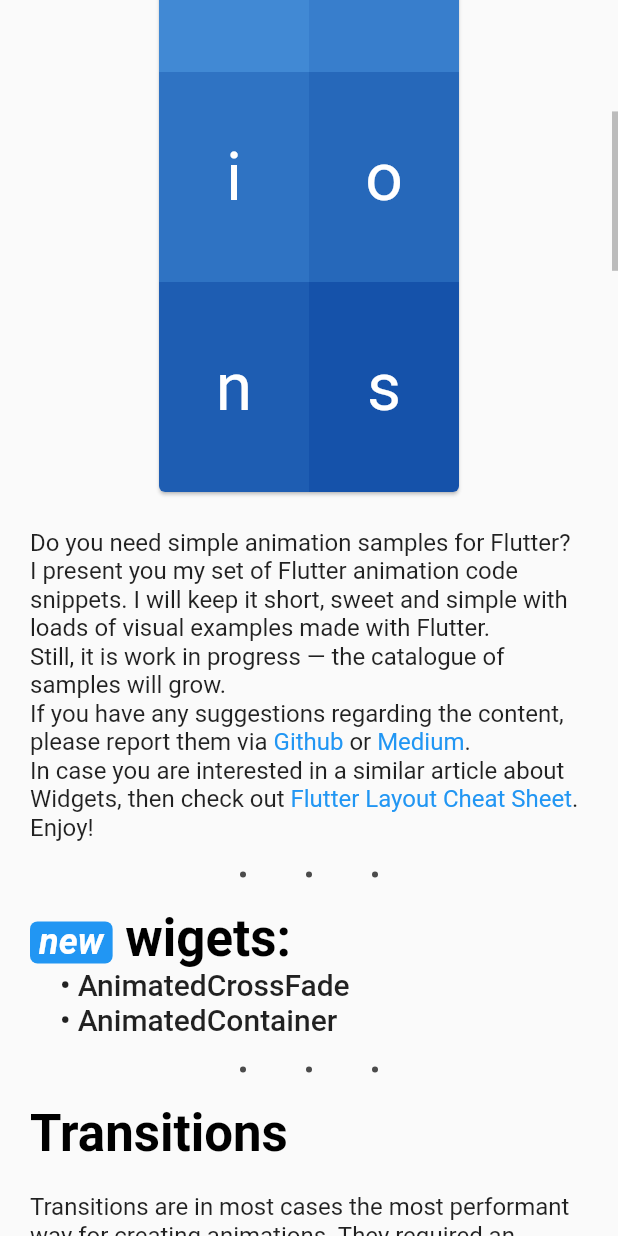
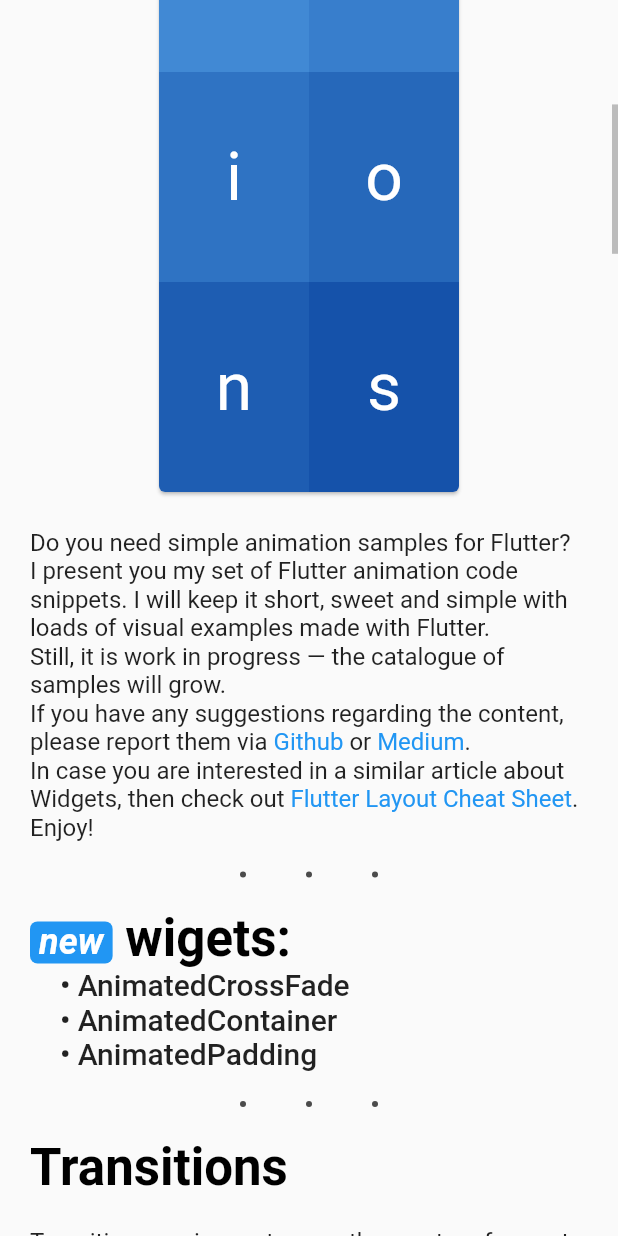
Before and after one commit to tomaszpolanski/flutter-animations, a Flutter app: the screen it shows after launch, scrolled down 576 dp, on a phone screen of 412 x 824 dp. Run offline on Flutter 3.47's test engine with Material 2 defaults, Android fonts, the phone set to English and light mode, and no system bars; missing offline and left inert: dart:html, flutter_web, flutter_web_ui; project files that could hold a hidden picture were left out.

Commit message:
Animated padding (#35)
#32

```diff
--- a/lib/animated_widgets/all_animated_widgets.dart
+++ b/lib/animated_widgets/all_animated_widgets.dart
@@ -1,4 +1,6 @@
 import 'package:animation_cheat_page/animated_widgets/container.dart';
+import 'package:animation_cheat_page/animated_widgets/padding.dart';
+import 'package:animation_cheat_page/shared/material_import.dart';
 import 'package:animation_cheat_page/transitions/all_transitions.dart';
 
 import 'cross_fade.dart';
@@ -11,21 +13,40 @@ final allAnimatedWidgets = [
   Example(
     released: DateTime.utc(2019, 7, 28),
     title: 'AnimatedCrossFade',
-    body: 'Cross-fades between two children',
+    body: const Text('Cross-fades between two children'),
     url: 'master/lib/animated_widgets/cross_fade.dart',
-    builder: (_, child) => CrossFadeExample(
-      child: child,
-    ),
+    builder: (_, child) =>
+        CrossFadeExample(
+          child: child,
+        ),
   ),
   Example(
     released: DateTime.utc(2019, 7, 28),
     title: 'AnimatedContainer',
-    body:
+    body: const Text(
         'Powerfull widget that allows animation of most of the properties of a normal '
-        'container',
+            'container'),
     url: 'master/lib/animated_widgets/container.dart',
-    builder: (_, child) => ContainerExample(
-      child: child,
+    builder: (_, child) => const ContainerExample(),
+  ),
+  Example(
+    released: DateTime.utc(2019, 7, 29),
+    title: 'AnimatedPadding',
+    body: GestureDetector(
+      onTap: () {
+        window.open(
+          'https://www.youtube.com/playlist?list=PL--PgETgAz5FGoatB9KQzbnpv0bgZqU2l',
+          'Super Easy',
+        );
+      },
+      child: const Text(
+          'Wanna animate just padding? Super Easy, Barely An Inconvenience.',
+          style: TextStyle(
+            decoration: TextDecoration.underline,
+          ),
+      ),
     ),
+    url: 'master/lib/animated_widgets/container.dart',
+    builder: (_, child) => const PaddingExample(),
   ),
 ];
--- a/lib/animated_widgets/container.dart
+++ b/lib/animated_widgets/container.dart
@@ -4,12 +4,8 @@ import 'package:animation_cheat_page/shared/material_import.dart';
 
 class ContainerExample extends StatefulWidget {
   const ContainerExample({
-    @required this.child,
     Key key,
-  })  : assert(child != null),
-        super(key: key);
-
-  final Widget child;
+  }) : super(key: key);
 
   @override
   _ContainerExampleState createState() => _ContainerExampleState();
--- a/lib/animations_cheat_sheet.dart
+++ b/lib/animations_cheat_sheet.dart
@@ -137,7 +137,7 @@ class __AnimationProviderState extends State<_AnimationProvider>
               title: example.title,
               url: example.fileUrl,
               released: example.released,
-              body: Text(example.body),
+              body: example.body,
               onPressed: () {
                 _handleUrl(context, example.pageUrl);
               },
@@ -152,7 +152,7 @@ class __AnimationProviderState extends State<_AnimationProvider>
               title: example.title,
               url: example.fileUrl,
               released: example.released,
-              body: Text(example.body),
+              body: example.body,
               onPressed: () {
                 _handleUrl(context, example.pageUrl);
               },
--- a/lib/transitions/all_transitions.dart
+++ b/lib/transitions/all_transitions.dart
@@ -23,7 +23,8 @@ final allTransitions = [
   Example(
     released: released,
     title: 'SlideTransition',
-    body: "Slide transition moves widget X times of it's dimention.",
+    body:
+        const Text("Slide transition moves widget X times of it's dimention."),
     url: 'master/lib/transitions/slide.dart',
     builder: (animation, child) => SlideExample(
       animation: animation,
@@ -33,7 +34,7 @@ final allTransitions = [
   Example(
     released: released,
     title: 'ScaleTransition',
-    body: 'Scale transition changes the size of the widget.',
+    body: const Text('Scale transition changes the size of the widget.'),
     url: 'master/lib/transitions/scale.dart',
     builder: (animation, child) => ScaleExample(
       animation: animation,
@@ -43,7 +44,7 @@ final allTransitions = [
   Example(
     released: released,
     title: 'RotationTransition',
-    body: 'Simply rotates widget X amount of times',
+    body: const Text('Simply rotates widget X amount of times'),
     url: 'master/lib/transitions/rotation.dart',
     builder: (animation, child) => RotationExample(
       animation: animation,
@@ -53,7 +54,7 @@ final allTransitions = [
   Example(
     released: released,
     title: 'SizeTransition',
-    body: 'Uses clipping to change the visible size of the widget',
+    body: const Text('Uses clipping to change the visible size of the widget'),
     url: 'master/lib/transitions/size.dart',
     builder: (animation, child) => SizeExample(
       animation: animation,
@@ -63,8 +64,9 @@ final allTransitions = [
   Example(
     released: released,
     title: 'FadeTransition',
-    body: "Changes opacity of the render box, therefore it's more performant "
-        'than using normal Opacity widget',
+    body: const Text(
+        "Changes opacity of the render box, therefore it's more performant "
+        'than using normal Opacity widget'),
     url: 'master/lib/transitions/fade.dart',
     builder: (animation, child) => FadeExample(
       animation: animation,
@@ -74,8 +76,9 @@ final allTransitions = [
   Example(
     released: released,
     title: 'PositionedTransition',
-    body: 'Moves widget around Stack therefore this widget has to be in '
-        'a Stack',
+    body: const Text(
+        'Moves widget around Stack therefore this widget has to be in '
+        'a Stack'),
     url: 'master/lib/transitions/positioned.dart',
     builder: (animation, child) => PositionedExample(
       animation: animation,
@@ -85,8 +88,9 @@ final allTransitions = [
   Example(
     released: released,
     title: 'RelativePositionedTransition',
-    body: 'Similar to PositionedTransition but positions widget relatively to '
-        'a bounding box with the specified size',
+    body: const Text(
+        'Similar to PositionedTransition but positions widget relatively to '
+        'a bounding box with the specified size'),
     url: 'master/lib/transitions/relative_positioned.dart',
     builder: (animation, child) => RelativePositionedExample(
       animation: animation,
@@ -96,9 +100,10 @@ final allTransitions = [
   Example(
     released: released,
     title: 'DecoratedBoxTransition',
-    body: 'A really interesting transition that allows a bunch of transtions. '
+    body: const Text(
+        'A really interesting transition that allows a bunch of transtions. '
         '\nIMPORTANT: Might not work with widgets that already use box '
-        'decorations like Container and Material!!',
+        'decorations like Container and Material!!'),
     url: 'master/lib/transitions/decorated_box.dart',
     builder: (animation, child) => DecoratedBoxExample(
       animation: animation,
@@ -107,8 +112,9 @@ final allTransitions = [
   Example(
     released: released,
     title: 'AlignTransition',
-    body: 'Wanna change the alignment to the parent? This is the perfect'
-        ' widget!',
+    body: const Text(
+        'Wanna change the alignment to the parent? This is the perfect'
+        ' widget!'),
     url: 'master/lib/transitions/align.dart',
     builder: (animation, child) => AlignExample(
       animation: animation,
@@ -118,7 +124,7 @@ final allTransitions = [
   Example(
     released: released,
     title: 'DefaultTextStyleTransition',
-    body: 'Amazing for animating all the text styles!',
+    body: const Text('Amazing for animating all the text styles!'),
     url: 'master/lib/transitions/default_text_style.dart',
     builder: (animation, child) => DefaultTextStyleExample(
       animation: animation,
@@ -142,7 +148,7 @@ class Example {
 
   final DateTime released;
   final String title;
-  final String body;
+  final Widget body;
   final String _url;
   final Widget Function(Animation<double> animation, Widget child) builder;
 
```
Also changed, not shown: lib/animated_widgets/padding.dart (added, +49 -0 lines), 1 other file.
